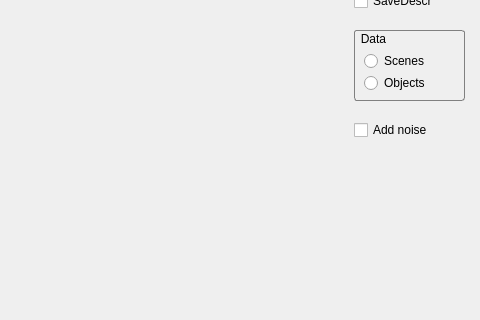
This is experiment_pcl/pcappsexperiment.ui in goodgodgd/PointCloudApps as Qt 5 draws it before an edit; both pictures show x 396 to 876 and y 157 to 477 of the 876 by 841 pixel window. The edited form follows.
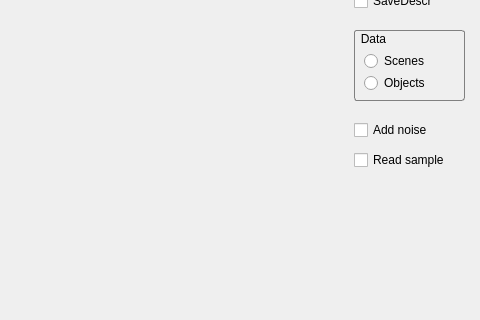
This is the edited form.

Commit message: working on computing descriptors at samples

The edit to the form file:
```diff
--- a/experiment_pcl/pcappsexperiment.ui
+++ b/experiment_pcl/pcappsexperiment.ui
@@ -301,6 +301,19 @@
      <string>Add noise</string>
     </property>
    </widget>
+   <widget class="QCheckBox" name="checkBox_read_sample">
+    <property name="geometry">
+     <rect>
+      <x>750</x>
+      <y>290</y>
+      <width>101</width>
+      <height>20</height>
+     </rect>
+    </property>
+    <property name="text">
+     <string>Read sample</string>
+    </property>
+   </widget>
   </widget>
   <widget class="QMenuBar" name="menuBar">
    <property name="geometry">
```
The commit also changes 44 other files.
